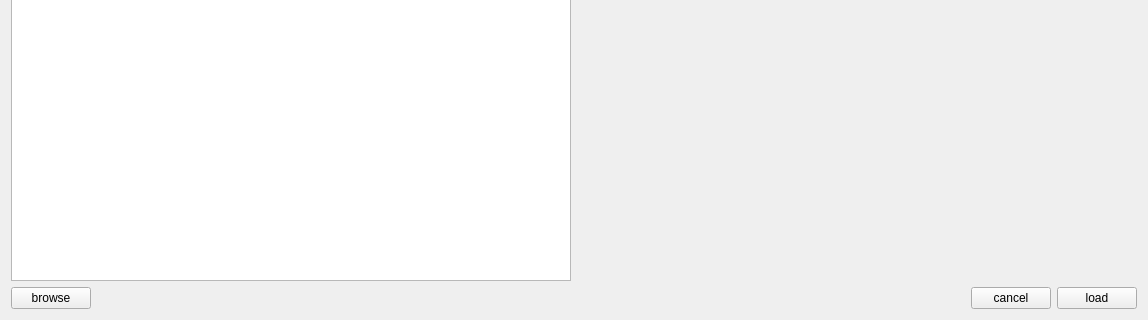
This is client/page_load.ui in longturn/freeciv21 as Qt 5 draws it before an edit; both pictures show x 0 to 1148 and y 622 to 942 of the 1148 by 942 pixel window. The edited form follows.
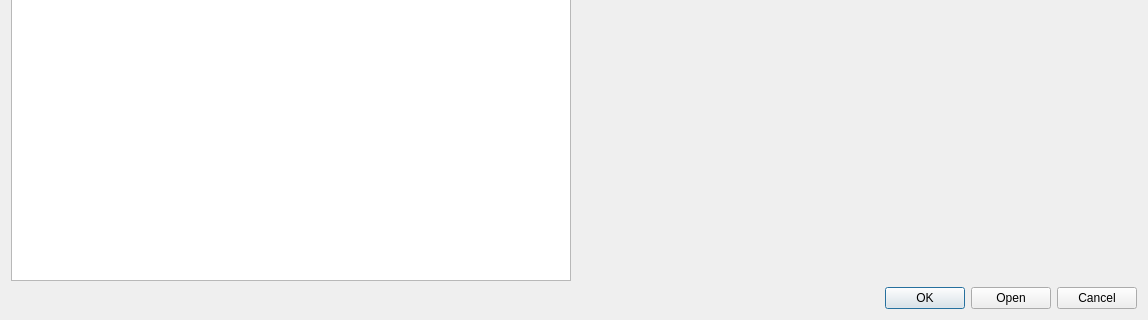
This is the edited form.

Commit message:
Use QDialogButtonBox on page_load
This way the buttons are in the correct (platform-dependent) location and get
assigned the right icon automatically.

```diff
--- a/client/page_load.ui
+++ b/client/page_load.ui
@@ -105,42 +105,11 @@
     </layout>
    </item>
    <item row="1" column="0">
-    <layout class="QHBoxLayout" name="horizontalLayout">
-     <item>
-      <widget class="QPushButton" name="bbrowse">
-       <property name="text">
-        <string>browse</string>
-       </property>
-      </widget>
-     </item>
-     <item>
-      <spacer name="horizontalSpacer">
-       <property name="orientation">
-        <enum>Qt::Horizontal</enum>
-       </property>
-       <property name="sizeHint" stdset="0">
-        <size>
-         <width>40</width>
-         <height>20</height>
-        </size>
-       </property>
-      </spacer>
-     </item>
-     <item>
-      <widget class="QPushButton" name="bcancel">
-       <property name="text">
-        <string>cancel</string>
-       </property>
-      </widget>
-     </item>
-     <item>
-      <widget class="QPushButton" name="bload">
-       <property name="text">
-        <string>load</string>
-       </property>
-      </widget>
-     </item>
-    </layout>
+    <widget class="QDialogButtonBox" name="buttons">
+     <property name="standardButtons">
+      <set>QDialogButtonBox::Cancel|QDialogButtonBox::Ok|QDialogButtonBox::Open</set>
+     </property>
+    </widget>
    </item>
   </layout>
  </widget>
```
The commit also changes 1 other file.
